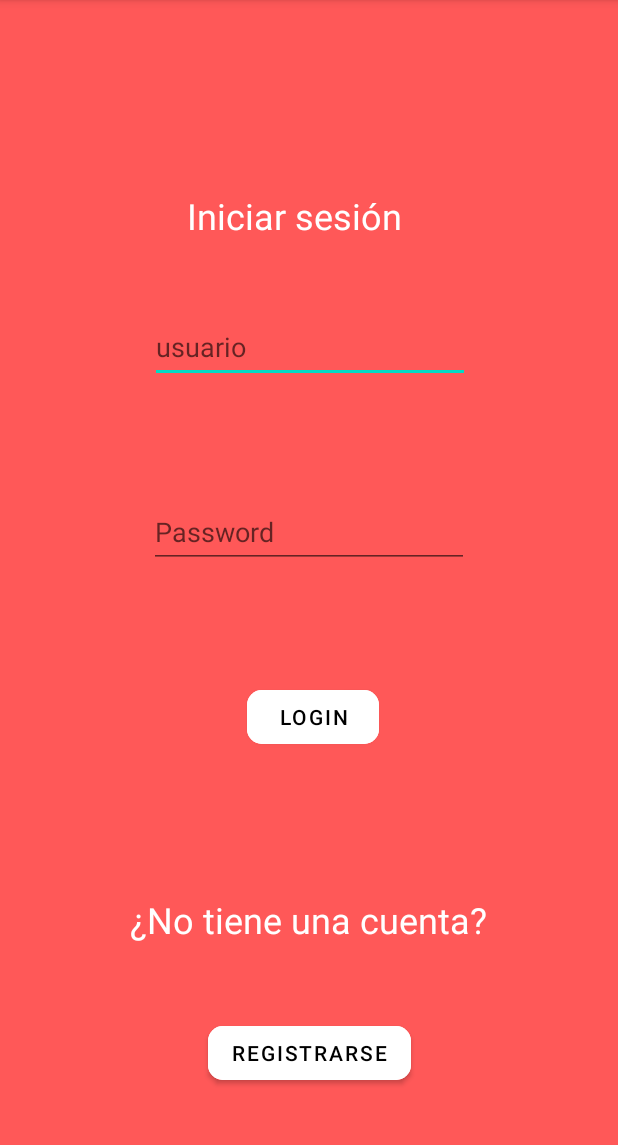
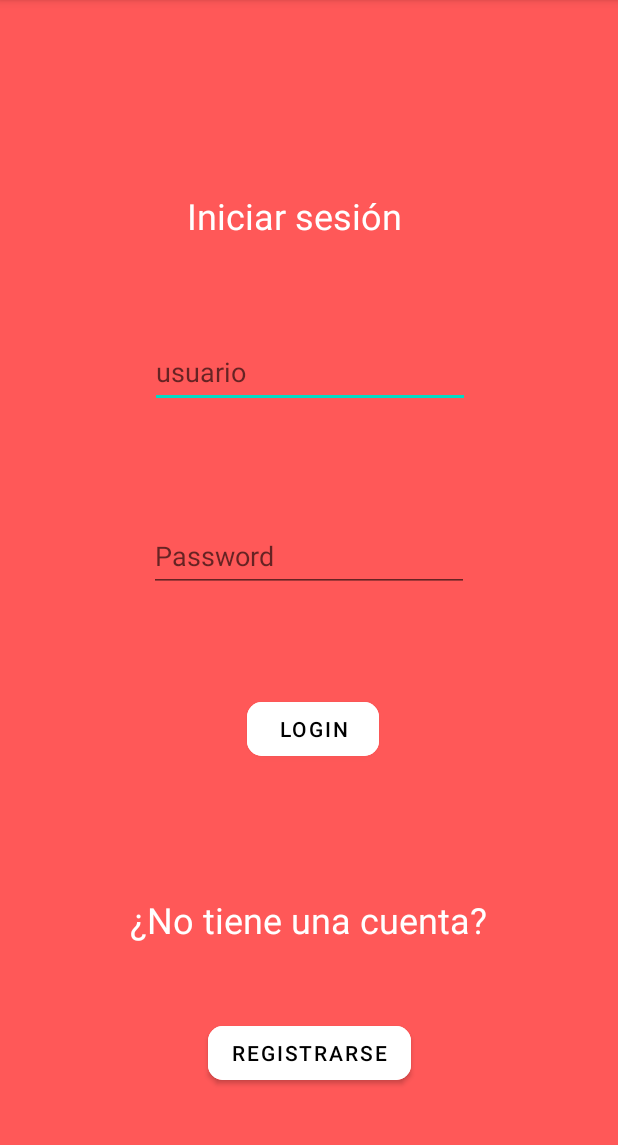
Before and after one commit to josue130/TECBANK, an Android app: the screen it shows after launch (MainActivity), on a phone screen of 412 x 824 dp, the part 84-1229 px from its top. Run offline under Robolectric (Android 15) with nearby library versions, the phone set to English and light mode, and no system bars.

Commit message:
Iniciar sesión ya funciona

```diff
--- a/app/src/main/java/com/example/tecbank/MainActivity.java
+++ b/app/src/main/java/com/example/tecbank/MainActivity.java
@@ -3,9 +3,13 @@ package com.example.tecbank;
 import androidx.appcompat.app.AppCompatActivity;
 
 import android.content.Intent;
+import android.database.Cursor;
+import android.database.SQLException;
 import android.os.Bundle;
 import android.view.View;
 import android.widget.Button;
+import android.widget.EditText;
+import android.widget.Toast;
 
 import com.google.android.gms.maps.CameraUpdateFactory;
 import com.google.android.gms.maps.GoogleMap;
@@ -17,8 +21,9 @@ import BaseDeDatos.SQLiteConnection;
 
 public class MainActivity extends AppCompatActivity implements OnMapReadyCallback {
     private GoogleMap mMap;
-    public SQLiteConnection db;
-    Button registrarse;
+    SQLiteConnection db = new SQLiteConnection(this);
+
+    Button registrarse, login;
 
     @Override
     protected void onCreate(Bundle savedInstanceState) {
@@ -38,11 +43,38 @@ public class MainActivity extends AppCompatActivity implements OnMapReadyCallbac
             }
         });
 
+        login = findViewById(R.id.button2);
+        login.setOnClickListener(new View.OnClickListener() {
+            @Override
+            public void onClick(View view) {
+                EditText usuario = findViewById(R.id.usuario);
+                EditText password = findViewById(R.id.password);
+                try{
+                    Cursor cursor = db.login(usuario.getText().toString(),password.getText().toString());
+                    if(cursor.getCount()>0){
+                        // Si el usuario y contraseña existe desde aqui se manda al otro
+                        Toast.makeText(getApplicationContext(),"Acceso concedido",Toast.LENGTH_LONG).show();
+                    }
+                    else{
+                        Toast.makeText(getApplicationContext(),"Usuario no encontrado",Toast.LENGTH_LONG).show();
+                    }
+                    usuario.setText("");
+                    usuario.findFocus();
+                }
+                catch (SQLException e){
+
+                }
+
+
+
+            }
+        });
+
+
 //        SupportMapFragment mapFragment = (SupportMapFragment) getSupportFragmentManager().findFragmentById(R.id.map);
 //        mapFragment.getMapAsync(this);
 
-        //db = new SQLiteConnection(this);
-        //SQLiteDatabase conection = db.getWritableDatabase();
+
     }
 
     @Override
--- a/app/src/main/res/layout/activity_main.xml
+++ b/app/src/main/res/layout/activity_main.xml
@@ -51,10 +51,12 @@
         android:layout_marginStart="100dp"
         android:layout_marginTop="47dp"
         android:layout_marginEnd="101dp"
+        android:layout_marginBottom="58dp"
         android:ems="10"
         android:hint="usuario"
         android:inputType="textPersonName"
         android:minHeight="48dp"
+        app:layout_constraintBottom_toTopOf="@+id/password"
         app:layout_constraintEnd_toEndOf="parent"
         app:layout_constraintHorizontal_bias="0.0"
         app:layout_constraintStart_toStartOf="parent"
@@ -80,35 +82,31 @@
         android:layout_width="wrap_content"
         android:layout_height="wrap_content"
         android:layout_marginStart="99dp"
-        android:layout_marginTop="58dp"
         android:layout_marginEnd="103dp"
-        android:layout_marginBottom="176dp"
+        android:layout_marginBottom="67dp"
         android:ems="10"
         android:hint="Password"
         android:inputType="textPassword"
         android:minHeight="48dp"
-        app:layout_constraintBottom_toTopOf="@+id/textView5"
+        app:layout_constraintBottom_toTopOf="@+id/button2"
         app:layout_constraintEnd_toEndOf="parent"
         app:layout_constraintHorizontal_bias="0.0"
-        app:layout_constraintStart_toStartOf="parent"
-        app:layout_constraintTop_toBottomOf="@+id/usuario" />
+        app:layout_constraintStart_toStartOf="parent" />
 
     <Button
         android:id="@+id/button2"
         android:layout_width="wrap_content"
         android:layout_height="wrap_content"
         android:layout_marginStart="161dp"
-        android:layout_marginTop="67dp"
         android:layout_marginEnd="156dp"
         android:layout_marginBottom="61dp"
+        android:backgroundTint="@color/white"
         android:text="Login"
-        android:backgroundTint="@color/white"
         android:textColor="@color/black"
         app:cornerRadius="10dp"
         app:layout_constraintBottom_toTopOf="@+id/textView5"
         app:layout_constraintEnd_toEndOf="parent"
-        app:layout_constraintStart_toStartOf="parent"
-        app:layout_constraintTop_toBottomOf="@+id/password" />
+        app:layout_constraintStart_toStartOf="parent" />
 
 
 </androidx.constraintlayout.widget.ConstraintLayout>
```
Also changed, not shown: app/src/main/java/BaseDeDatos/SQLiteConnection.java (+15 -1 lines).
